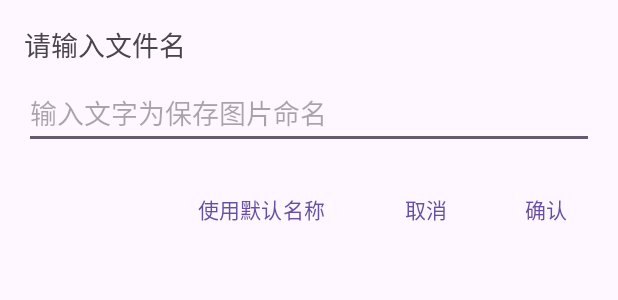
After one commit to Ochiteiku/LightSnap-HDU, an Android app: the layout dialog_custom_filename.xml on its own in the app's theme, with its tools: preview values and no code run, on a phone screen of 412 x 824 dp. The commit adds this screen. Shown: the top 300 px of the screen. Run offline under Robolectric (Android 15) with nearby library versions, the phone set to English and light mode, and no system bars.

Commit message:
实现了保存文件时对文件的命名

```diff
--- a/app/src/main/java/com/electroboys/lightsnap/ui/main/activity/BaseActivity/BaseActivity.kt
+++ b/app/src/main/java/com/electroboys/lightsnap/ui/main/activity/BaseActivity/BaseActivity.kt
@@ -10,7 +10,7 @@ import androidx.activity.viewModels
 import androidx.appcompat.app.AppCompatActivity
 import com.electroboys.lightsnap.R
 import com.electroboys.lightsnap.domain.screenshot.BitmapCache
-import com.electroboys.lightsnap.domain.screenshot.ScreenshotUtil
+import com.electroboys.lightsnap.utils.ScreenshotUtil
 import com.electroboys.lightsnap.ui.main.activity.ScreenshotActivity
 import com.electroboys.lightsnap.ui.main.viewmodel.MainViewModel
 import com.electroboys.lightsnap.utils.KeyEventUtil
--- a/app/src/main/java/com/electroboys/lightsnap/domain/screenshot/ScreenshotUtil.kt
+++ b/app/src/main/java/com/electroboys/lightsnap/utils/ScreenshotUtil.kt
@@ -1,4 +1,4 @@
-package com.electroboys.lightsnap.domain.screenshot
+package com.electroboys.lightsnap.utils
 
 import android.annotation.SuppressLint
 import android.app.Activity
--- /dev/null
+++ b/app/src/main/res/layout/dialog_custom_filename.xml
@@ -0,0 +1,53 @@
+<LinearLayout xmlns:android="http://schemas.android.com/apk/res/android"
+    android:layout_width="match_parent"
+    android:layout_height="wrap_content"
+    android:orientation="vertical"
+    android:padding="16dp">
+
+    <TextView
+        android:text="请输入文件名"
+        android:layout_width="wrap_content"
+        android:layout_height="wrap_content"
+        android:textSize="18sp"
+        android:layout_marginBottom="8dp"/>
+
+    <EditText
+        android:id="@+id/etFileName"
+        android:layout_width="match_parent"
+        android:layout_height="wrap_content"
+        android:autofillHints=""
+        android:hint="输入文字为保存图片命名"
+        android:maxLines="1"
+        android:inputType="text"/>
+
+    <LinearLayout
+        style="?android:attr/buttonBarStyle"
+        android:layout_width="match_parent"
+        android:layout_height="wrap_content"
+        android:gravity="end"
+        android:orientation="horizontal"
+        android:layout_marginTop="16dp">
+
+        <Button
+            android:id="@+id/btnUseDefault"            style="?android:attr/buttonBarButtonStyle"
+            android:layout_width="wrap_content"
+            android:layout_height="wrap_content"
+            android:text="使用默认名称"
+            android:layout_marginEnd="16dp"/>
+
+        <Button
+            android:id="@+id/btnCancel"
+            style="?android:attr/buttonBarButtonStyle"
+            android:layout_width="wrap_content"
+            android:layout_height="wrap_content"
+            android:text="取消" />
+
+        <Button
+            android:id="@+id/btnConfirm"
+            style="?android:attr/buttonBarButtonStyle"
+            android:layout_width="wrap_content"
+            android:layout_height="wrap_content"
+            android:text="确认"
+            android:layout_marginStart="16dp"/>
+    </LinearLayout>
+</LinearLayout>
```
Also changed, not shown: app/src/main/java/com/electroboys/lightsnap/ui/main/activity/ScreenshotActivity.kt (+74 -21 lines).
